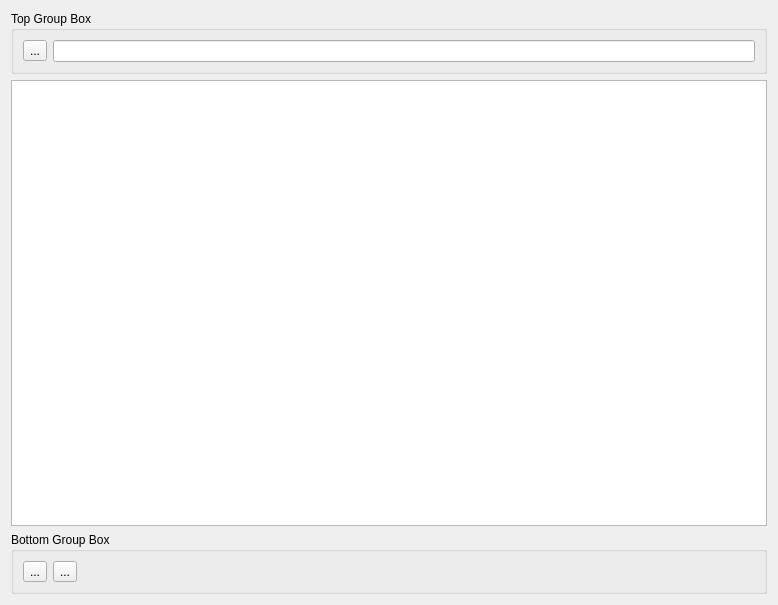
Qt form src/gui/widgets/CollectionView.ui (gvansickle/AwesomeMediaLibraryManager) before a commit.
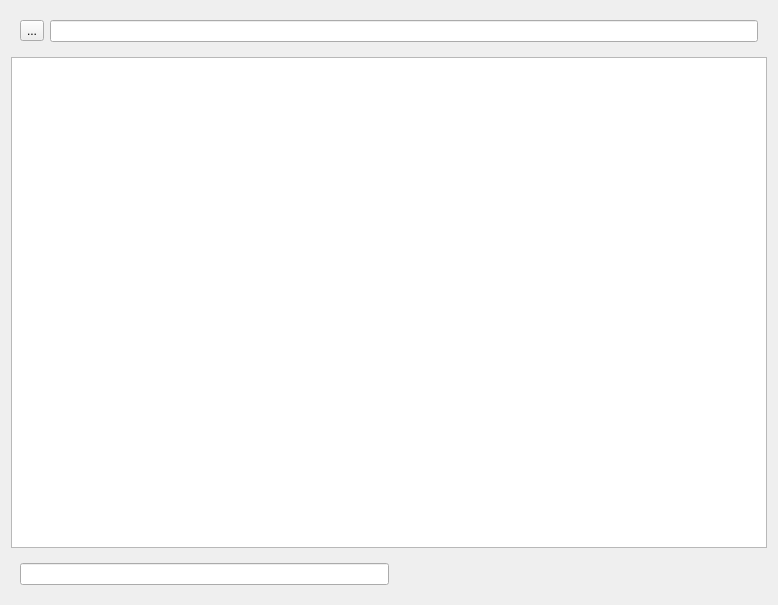
The same form after that commit. Custom widgets are drawn as their Qt base class.

Commit message: FilterWidget now in collection view.

What changed in the file:
```diff
--- a/src/gui/widgets/CollectionView.ui
+++ b/src/gui/widgets/CollectionView.ui
@@ -17,10 +17,7 @@
    <item row="0" column="0">
     <layout class="QVBoxLayout" name="verticalLayout">
      <item>
-      <widget class="QGroupBox" name="groupBox">
-       <property name="title">
-        <string>Top Group Box</string>
-       </property>
+      <widget class="QFrame" name="frame">
        <layout class="QGridLayout" name="gridLayout_2">
         <item row="0" column="1">
          <widget class="QToolButton" name="toolButton_3">
@@ -39,26 +36,12 @@
       <widget class="QTableView" name="tableView"/>
      </item>
      <item>
-      <widget class="QGroupBox" name="groupBox_2">
-       <property name="title">
-        <string>Bottom Group Box</string>
-       </property>
+      <widget class="QFrame" name="frame_2">
        <layout class="QGridLayout" name="gridLayout_3">
         <item row="0" column="0">
-         <widget class="QToolButton" name="toolButton">
-          <property name="text">
-           <string>...</string>
-          </property>
-         </widget>
+         <widget class="FilterWidget" name="lineEdit_2"/>
         </item>
         <item row="0" column="1">
-         <widget class="QToolButton" name="toolButton_2">
-          <property name="text">
-           <string>...</string>
-          </property>
-         </widget>
-        </item>
-        <item row="0" column="2">
          <spacer name="horizontalSpacer">
           <property name="orientation">
            <enum>Qt::Horizontal</enum>
@@ -78,6 +61,13 @@
    </item>
   </layout>
  </widget>
+ <customwidgets>
+  <customwidget>
+   <class>FilterWidget</class>
+   <extends>QLineEdit</extends>
+   <header location="global">gui/FilterWidget.h</header>
+  </customwidget>
+ </customwidgets>
  <resources/>
  <connections/>
 </ui>
```
The commit also changes 1 other file.
